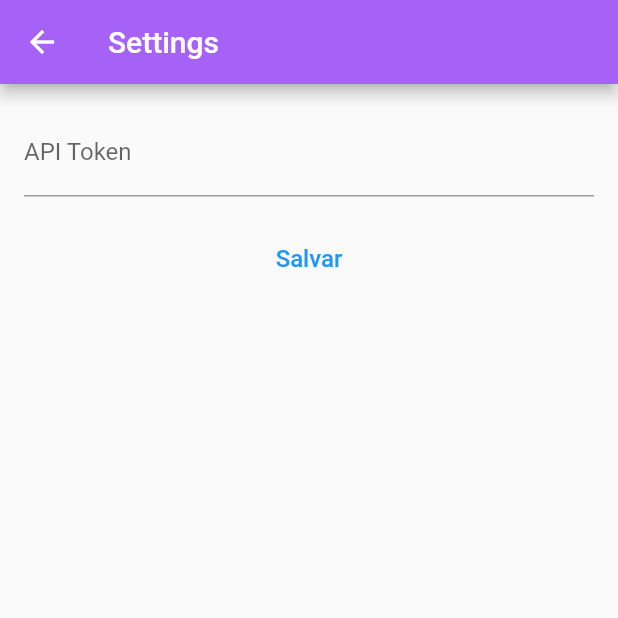
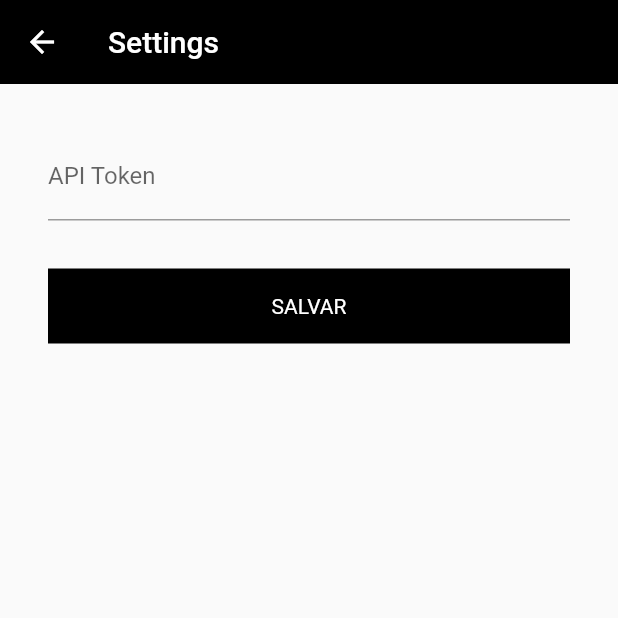
Before and after one commit to diegolechado/flutter-blueprint, a Flutter app: the SettingsScreen screen opened by its route, on a phone screen of 412 x 824 dp, the top half of it. Run offline on Flutter 3.47's test engine with Material 2 defaults, Android fonts, the light colour scheme and no system bars; our stand-ins replace auto_size_text, dartz, dio, flutter_bloc, flutter_modular, google_fonts and 1 more; accounts and stored records are empty.

Commit message:
screen improvements

```diff
--- a/app_blueprint/lib/app_module/app_widget.dart
+++ b/app_blueprint/lib/app_module/app_widget.dart
@@ -1,15 +1,13 @@
 import 'package:flutter/material.dart';
 import 'package:flutter_modular/flutter_modular.dart';
+import 'package:google_fonts/google_fonts.dart';
 
 class AppWidget extends StatelessWidget {
     @override
     Widget build(BuildContext context) {
         return MaterialApp(
             title: 'BlueprintApp',
-            debugShowCheckedModeBanner: false,
-            theme: ThemeData(
-                primaryColor: Color(0xFFA661F6)
-            )
+            debugShowCheckedModeBanner: false
         ).modular();
     }
 }
--- a/app_blueprint/lib/app_module/screens/settings_screen.dart
+++ b/app_blueprint/lib/app_module/screens/settings_screen.dart
@@ -3,6 +3,7 @@ import 'package:app_blueprint/design_system/spacing.dart';
 import 'package:app_blueprint/utils/local_storage_util.dart';
 import 'package:flutter/material.dart';
 import 'package:flutter_modular/flutter_modular.dart';
+import 'package:google_fonts/google_fonts.dart';
 
 class SettingsScreen extends StatelessWidget {
   String? token;
@@ -11,22 +12,38 @@ class SettingsScreen extends StatelessWidget {
   Widget build(BuildContext context) {
     return Scaffold(
         appBar: AppBar(
-          title: Text("Settings"),
+          title: Text(
+              "Settings",
+              style: GoogleFonts.roboto(color: Colors.white)
+          ),
+          elevation: 0.0,
+          backgroundColor: Color(0xFF000000)
         ),
         body: Container(
-            margin: EdgeInsets.all(DSSpacing.m),
+            padding: EdgeInsets.all(DSSpacing.l),
             child: Column(
                 children: [
                   TextField(
                       decoration: InputDecoration(labelText: "API Token"),
                       onChanged: (text) => token = text
                   ),
-                  Container(
-                      padding: EdgeInsets.all(DSSpacing.m),
-                      child: DSButton(
-                          title: "Salvar",
-                          onPressed: () async => await Modular.get<LocalStorageUtil>().save('API-Token', token)
-                      )
+                  SizedBox(height: DSSpacing.l),
+                  DSButton(
+                      title: "Salvar",
+                      onPressed: () async {
+                          bool save = await Modular.get<LocalStorageUtil>().save('API-Token', token);
+
+                          if(save)
+                              ScaffoldMessenger.of(context).showSnackBar(
+                                  SnackBar(
+                                      content: Text(
+                                          'Salvo com sucesso!',
+                                          style: GoogleFonts.roboto(color: Colors.white)
+                                      ),
+                                      backgroundColor: Colors.black
+                                  )
+                              );
+                      }
                   )
                 ]
             )
--- a/app_blueprint/lib/design_system/button.dart
+++ b/app_blueprint/lib/design_system/button.dart
@@ -1,5 +1,6 @@
 import 'package:app_blueprint/design_system/spacing.dart';
 import 'package:flutter/material.dart';
+import 'package:google_fonts/google_fonts.dart';
 
 class DSButton extends StatelessWidget {
   final String title;
@@ -10,15 +11,22 @@ class DSButton extends StatelessWidget {
   @override
   Widget build(BuildContext context) {
     return TextButton(
-      style: TextButton.styleFrom(
-        padding: EdgeInsets.all(DSSpacing.m),
-        primary: Colors.blue,
-      ),
-      onPressed: onPressed,
-      child: Text(
-        title,
-        style: TextStyle(fontSize: 16),
-      ),
+        style: TextButton.styleFrom(
+          padding: EdgeInsets.all(DSSpacing.s),
+          backgroundColor: Colors.black,
+          elevation: 0.0,
+          shape: RoundedRectangleBorder(),
+          minimumSize: Size(double.maxFinite, 50)
+        ),
+        onPressed: onPressed,
+        child: Text(
+          title.toUpperCase(),
+          style: GoogleFonts.roboto(
+              color: Colors.white,
+              fontSize: 14,
+              fontWeight: FontWeight.w400
+          )
+        )
     );
   }
 }
--- a/app_blueprint/pubspec.yaml
+++ b/app_blueprint/pubspec.yaml
@@ -29,6 +29,7 @@ dependencies:
   shared_preferences: ^2.0.6
   dartz: ^0.10.0-nullsafety.2
   google_fonts: ^2.1.0
+  auto_size_text: ^3.0.0-nullsafety.0
 
 dev_dependencies:
   flutter_test:
```
Also changed, not shown: app_blueprint/lib/app_module/screens/home_screen.dart (+85 -59 lines), app_blueprint/lib/design_system/search_box.dart (+7 -4 lines).
